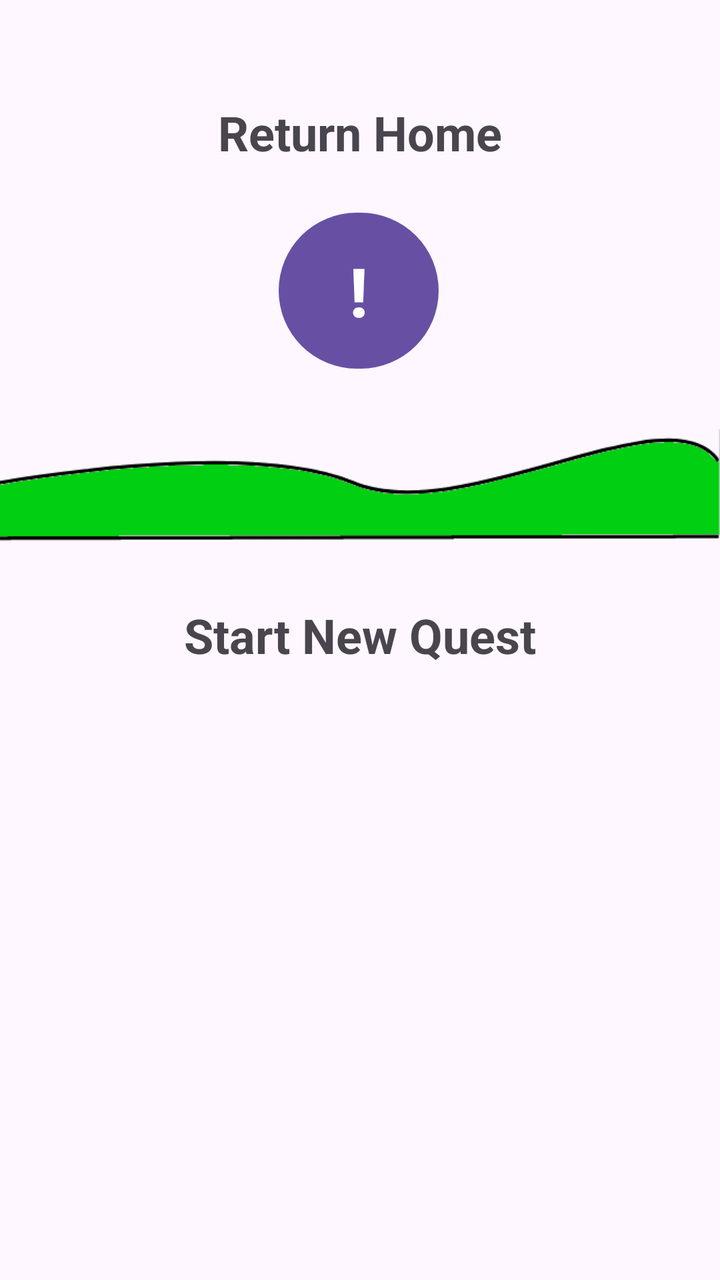
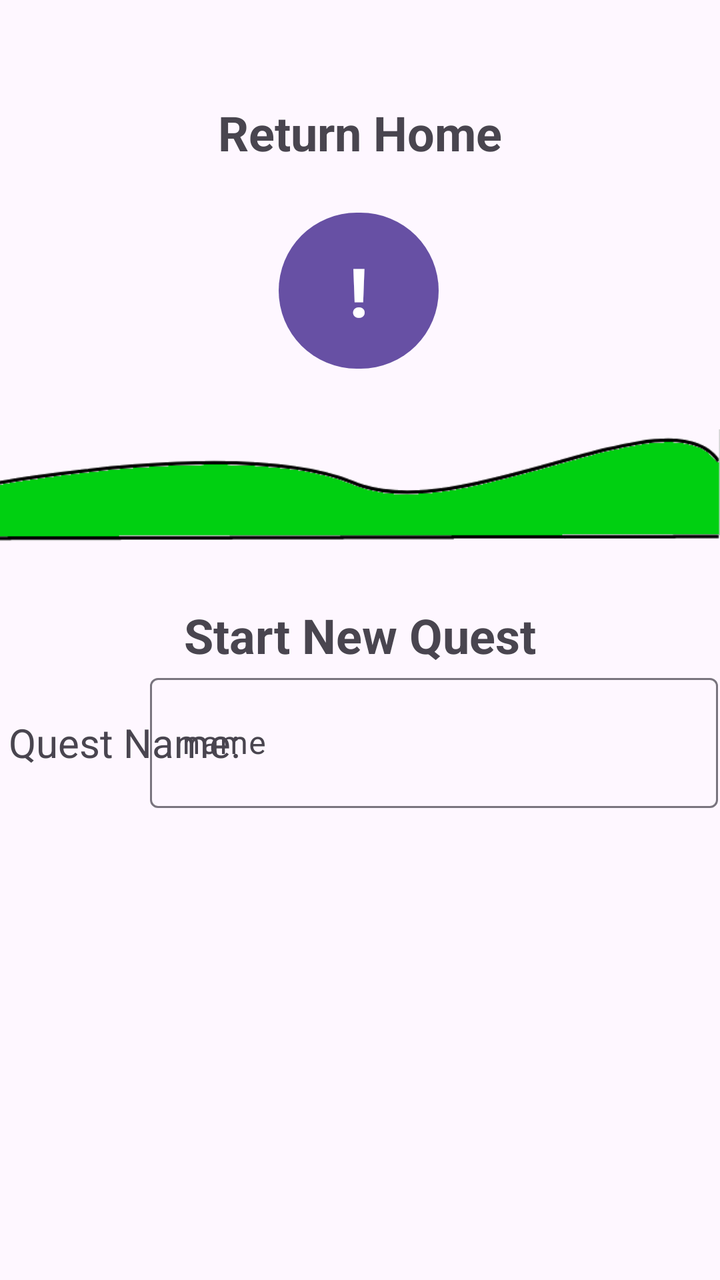

An Android layout rendered at two revisions. The XML below is the earlier revision; the diff shows what the commit changed to produce the second picture.
<!-- AndroidManifest.xml: application theme Theme.QuestLife -->
<!-- res/layout/activity_quest.xml -->
<?xml version="1.0" encoding="utf-8"?>
<androidx.constraintlayout.widget.ConstraintLayout xmlns:android="http://schemas.android.com/apk/res/android"
    xmlns:app="http://schemas.android.com/apk/res-auto"
    xmlns:tools="http://schemas.android.com/tools"
    android:id="@+id/main"
    android:layout_width="match_parent"
    android:layout_height="match_parent"
    tools:context=".QuestActivity">

    <Button
        android:id="@+id/returnButton"
        android:layout_width="80dp"
        android:layout_height="86dp"
        android:layout_marginTop="20dp"
        android:text="!"
        android:textAlignment="center"
        android:textSize="34sp"
        android:textStyle="bold"
        app:layout_constraintEnd_toEndOf="parent"
        app:layout_constraintHorizontal_bias="0.498"
        app:layout_constraintStart_toStartOf="parent"
        app:layout_constraintTop_toBottomOf="@+id/textView3" />

    <ImageView
        android:id="@+id/imageView2"
        android:layout_width="wrap_content"
        android:layout_height="wrap_content"
        app:layout_constraintStart_toStartOf="parent"
        app:layout_constraintTop_toBottomOf="@+id/returnButton"
        app:srcCompat="@drawable/landscape" />

    <TextView
        android:id="@+id/textView3"
        android:layout_width="wrap_content"
        android:layout_height="wrap_content"
        android:layout_marginTop="50dp"
        android:text="Return Home"
        android:textAlignment="textStart"
        android:textSize="24sp"
        android:textStyle="bold"
        app:layout_constraintEnd_toEndOf="parent"
        app:layout_constraintStart_toStartOf="parent"
        app:layout_constraintTop_toTopOf="parent" />

    <TextView
        android:id="@+id/textView4"
        android:layout_width="wrap_content"
        android:layout_height="wrap_content"
        android:text="Start New Quest"
        android:textAlignment="textStart"
        android:textSize="24sp"
        android:textStyle="bold"
        app:layout_constraintEnd_toEndOf="parent"
        app:layout_constraintStart_toStartOf="parent"
        app:layout_constraintTop_toBottomOf="@+id/imageView2" />

</androidx.constraintlayout.widget.ConstraintLayout>
<!-- resources referenced by this layout -->
<resources>
  <!-- drawable landscape: png bitmap (drawable, 6272 bytes) -->
  <style name="Theme.QuestLife" parent="Base.Theme.QuestLife" />
  <style name="Base.Theme.QuestLife" parent="Theme.Material3.DayNight.NoActionBar">
          
          
      </style>
</resources>

<!-- the commit's change to res/layout/activity_quest.xml (unified diff, before → after) -->
@@ -19,7 +19,7 @@
         app:layout_constraintEnd_toEndOf="parent"
         app:layout_constraintHorizontal_bias="0.498"
         app:layout_constraintStart_toStartOf="parent"
-        app:layout_constraintTop_toBottomOf="@+id/textView3" />
+        app:layout_constraintTop_toBottomOf="@+id/ReturnText" />
 
     <ImageView
         android:id="@+id/imageView2"
@@ -30,7 +30,7 @@
         app:srcCompat="@drawable/landscape" />
 
     <TextView
-        android:id="@+id/textView3"
+        android:id="@+id/ReturnText"
         android:layout_width="wrap_content"
         android:layout_height="wrap_content"
         android:layout_marginTop="50dp"
@@ -43,7 +43,7 @@
         app:layout_constraintTop_toTopOf="parent" />
 
     <TextView
-        android:id="@+id/textView4"
+        android:id="@+id/title"
         android:layout_width="wrap_content"
         android:layout_height="wrap_content"
         android:text="Start New Quest"
@@ -54,4 +54,35 @@
         app:layout_constraintStart_toStartOf="parent"
         app:layout_constraintTop_toBottomOf="@+id/imageView2" />
 
+    <TextView
+        android:id="@+id/QuestNameText"
+        android:layout_width="125dp"
+        android:layout_height="75dp"
+        android:gravity="center"
+        android:text="Quest Name:"
+        android:textAlignment="center"
+        android:textSize="20sp"
+        app:layout_constraintStart_toStartOf="parent"
+        app:layout_constraintTop_toBottomOf="@+id/title" />
+
+    <com.google.android.material.textfield.TextInputLayout
+        android:id="@+id/InputTextLayout"
+        android:layout_width="284dp"
+        android:layout_height="75dp"
+        android:layout_marginEnd="1dp"
+        app:layout_constraintEnd_toEndOf="parent"
+        app:layout_constraintTop_toBottomOf="@+id/title">
+
+        <com.google.android.material.textfield.TextInputEditText
+            android:id="@+id/InputText"
+            android:layout_width="match_parent"
+            android:layout_height="65dp"
+            android:clickable="true"
+            android:contextClickable="true"
+            android:editable="true"
+            android:enabled="true"
+            android:hint="name"
+            android:inputType="text" />
+    </com.google.android.material.textfield.TextInputLayout>
+
 </androidx.constraintlayout.widget.ConstraintLayout>
